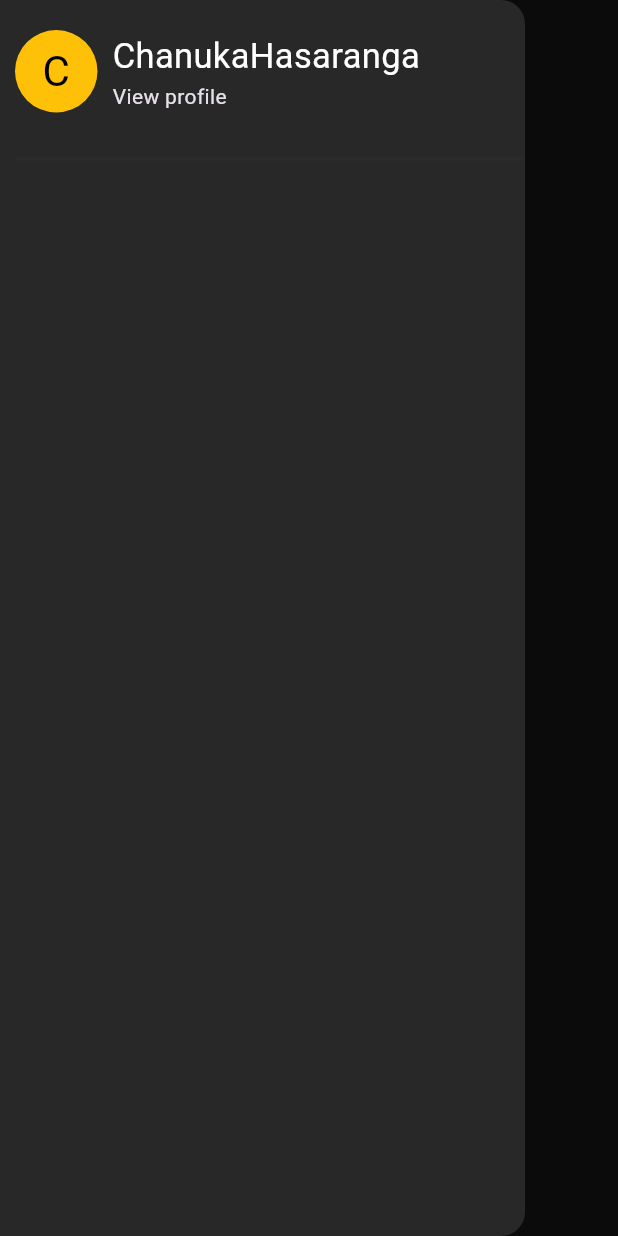
After one commit to ChanukaHasaranga/sportify, a Flutter app: the homepage screen opened directly, after a tap on an icon or button, on a phone screen of 412 x 824 dp. The commit adds this screen. Run offline on Flutter 3.47's test engine with Material 3 defaults, Android fonts, the phone set to English and light mode, and no system bars; our stand-ins replace cloud_firestore, firebase_auth, firebase_core; accounts and stored records are empty.

Commit message:
drawer create

```diff
--- /dev/null
+++ b/lib/Homepage.dart
@@ -0,0 +1,31 @@
+import 'package:flutter/material.dart';
+import 'package:sportify/drawerbox.dart';
+import 'package:sportify/drawerfix.dart';
+
+class homepage extends StatefulWidget {
+  const homepage({super.key});
+
+  @override
+  State<homepage> createState() => _homepageState();
+}
+
+class _homepageState extends State<homepage> {
+  @override
+  Widget build(BuildContext context) {
+
+    return Scaffold(
+backgroundColor: Color.fromRGBO(25, 25, 25, 1),
+
+appBar:AppBar(
+  automaticallyImplyLeading: false,
+backgroundColor: Colors.transparent,
+leading: drawerfix(),
+
+) ,
+drawer: drawerbox()
+
+    );
+
+
+  }
+}
--- /dev/null
+++ b/lib/drawerbox.dart
@@ -0,0 +1,71 @@
+import 'package:flutter/material.dart';
+
+class drawerbox extends StatelessWidget {
+  const drawerbox({super.key});
+
+  @override
+  Widget build(BuildContext context) {
+    return SafeArea(
+      child: Drawer(
+        width: 350,
+    backgroundColor: const Color.fromARGB(255, 40, 40, 40),
+    child: Padding(
+      padding: const EdgeInsets.fromLTRB(10, 20, 0, 0),
+      child:   Column(
+
+      mainAxisAlignment: MainAxisAlignment.start,
+
+      crossAxisAlignment: CrossAxisAlignment.start,
+
+      children: [
+
+        Row(
+          mainAxisAlignment: MainAxisAlignment.start,
+          children: [
+            Container(
+                      width: 55,
+                      height: 55,
+
+                     decoration: BoxDecoration(
+
+                      shape: BoxShape.circle,
+
+                      color: Colors.amber
+
+                     ),
+
+                     child: Center(child: Text("C",style: TextStyle(color: Colors.black,fontSize: 28),textAlign: TextAlign.center,)),
+
+
+
+                    ),
+
+                    Padding(
+                      padding: const EdgeInsets.only(left: 10),
+                      child: Column(
+                    crossAxisAlignment: CrossAxisAlignment.start,
+                     children: [
+                          Text("ChanukaHasaranga",style: TextStyle(fontSize: 23,color: Colors.white),),
+                          Text("View profile")
+                        ],
+                      ),
+                    )
+          ],
+        ),
+SizedBox(height: 30,),
+        Container(
+          width: double.infinity,
+          decoration: BoxDecoration(
+            border: Border.all(color: Color.fromARGB(255, 43, 43, 43),width: 1)
+          ),
+        )
+
+      ],
+
+      ),
+    ),
+
+      ),
+    );
+  }
+}
--- /dev/null
+++ b/lib/drawerfix.dart
@@ -0,0 +1,39 @@
+import 'package:flutter/material.dart';
+import 'package:sportify/drawerbox.dart';
+
+class drawerfix extends StatefulWidget {
+  const drawerfix({super.key});
+
+  @override
+  State<drawerfix> createState() => _drawerfixState();
+}
+
+class _drawerfixState extends State<drawerfix> {
+  @override
+  Widget build(BuildContext context) {
+    return Padding(
+      padding: const EdgeInsets.all(8.0),
+      child: GestureDetector(
+        onTap: () {
+
+        Scaffold.of(context).openDrawer(
+
+        );
+
+        },
+        child: Builder(
+          builder: (context) {
+            return Container(
+             decoration: BoxDecoration(
+              shape: BoxShape.circle,
+              color: Colors.amber
+             ),
+             child: Center(child: Text("C",style: TextStyle(color: Colors.black,fontSize: 23),)),
+
+            );
+          }
+        ),
+      ),
+    );
+  }
+}
--- a/lib/main.dart
+++ b/lib/main.dart
@@ -1,3 +1,4 @@
+import 'package:firebase_auth/firebase_auth.dart';
 import 'package:firebase_core/firebase_core.dart';
 import 'package:flutter/material.dart';
 import 'package:sportify/firebase_options.dart';
@@ -7,17 +8,20 @@ import 'package:sportify/singuppage1.dart';
 void main() async{
   WidgetsFlutterBinding.ensureInitialized();
   await Firebase.initializeApp(options:DefaultFirebaseOptions.currentPlatform);
-  runApp(const myapp());
+  runApp( myapp());
 }
 class myapp extends StatelessWidget {
-  const myapp({super.key});
+   myapp({super.key});
 
   @override
   Widget build(BuildContext context) {
-    return const MaterialApp(
+    return  MaterialApp(
 debugShowCheckedModeBanner: false,
 title: "Spotify",
 home: loadingpage(),
+theme: ThemeData(
+  brightness: Brightness.dark
+),
 
 
 
```
Also changed, not shown: lib/elevatedbuttons/artistselectcontainer.dart (+29 -10 lines), lib/firstpage.dart (+130 -7 lines), lib/loadingpage.dart (+30 -1 lines), 1 other file.
